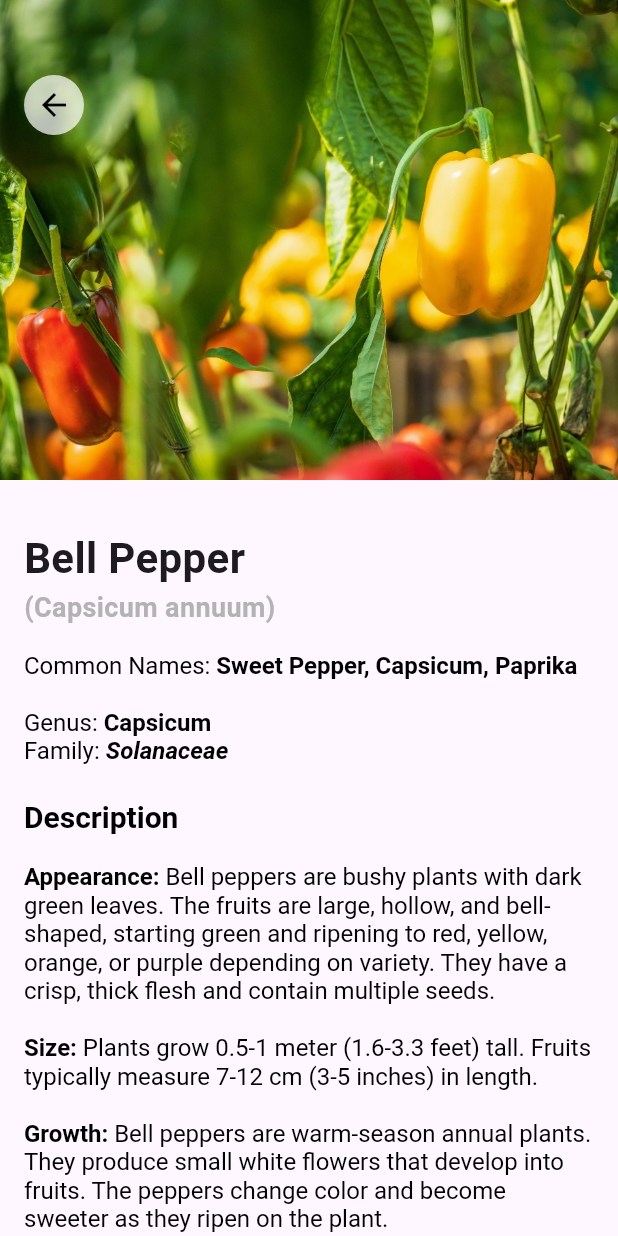
After one commit to brentibanez331/plant-disease-thesis, a Flutter app: the BellPepperData screen opened directly, on a phone screen of 412 x 824 dp. The commit adds this screen. Run offline on Flutter 3.47's test engine with Material 3 defaults, Android fonts, the phone set to English and light mode, and no system bars; our stand-ins replace firebase_auth, firebase_core, flutter_dotenv, flutter_secure_storage, flutter_spinkit, image_picker and 1 more; missing offline and left inert: flame; accounts and stored records are empty.

Commit message:
fix: replace placeholders & UI fixes

```diff
--- a/lib/main.dart
+++ b/lib/main.dart
@@ -20,8 +20,8 @@ void main() async {
     statusBarBrightness: Brightness.light, // For iOS, set status bar to light
   ));
 
-  Flame.device.fullScreen();
-  BlockGame game = BlockGame();
+  // Flame.device.fullScreen();
+  // BlockGame game = BlockGame();
   // runApp(GameWidget(
   //   game: kDebugMode ? BlockGame() : game,
   //   backgroundBuilder: (context) {
--- a/lib/pages/auth/login.dart
+++ b/lib/pages/auth/login.dart
@@ -118,7 +118,7 @@ class _LoginState extends State<LoginPage> {
             ),
           );
           ScaffoldMessenger.of(context).showSnackBar(
-            const SnackBar(content: Text("Sign in failed. Please try again.")),
+            const SnackBar(content: Text("Signed in successfully")),
           );
         }
       }
@@ -261,7 +261,7 @@ class _LoginState extends State<LoginPage> {
                               print('Going offline');
                             },
                             child: Text(
-                              "Go Offline",
+                              "Go To Offline Library",
                               style: TextStyle(
                                 fontSize: 16,
                                 color: AppColors.secondary,
--- a/lib/pages/diseaseLibrary/corn_Library.dart
+++ b/lib/pages/diseaseLibrary/corn_Library.dart
@@ -26,7 +26,7 @@ class _cornLibraryState extends State<Cornlibrary> {
                     style: TextStyle(fontWeight: FontWeight.bold, fontSize: 24),
                   ),
                   const Text(
-                    "Learn about plant diseases",
+                    "Learn about corn leaf diseases",
                     style: TextStyle(color: Colors.black54),
                   ),
                   const SizedBox(
--- a/lib/pages/diseaseLibrary/grape_Library.dart
+++ b/lib/pages/diseaseLibrary/grape_Library.dart
@@ -22,11 +22,11 @@ class _grapeLibraryState extends State<GrapeLibrary> {
               child: Column(
                 children: [
                   const Text(
-                    "Potato",
+                    "Grape",
                     style: TextStyle(fontWeight: FontWeight.bold, fontSize: 24),
                   ),
                   const Text(
-                    "Learn about plant diseases",
+                    "Learn about grape leaf diseases",
                     style: TextStyle(color: Colors.black54),
                   ),
                   const SizedBox(
--- a/lib/pages/diseaseLibrary/pepper_bell_Library.dart
+++ b/lib/pages/diseaseLibrary/pepper_bell_Library.dart
@@ -26,7 +26,7 @@ class _PepperBellLibraryState extends State<PepperBellLibrary> {
                     style: TextStyle(fontWeight: FontWeight.bold, fontSize: 24),
                   ),
                   const Text(
-                    "Learn about plant diseases",
+                    "Learn about bell pepper leaf diseases",
                     style: TextStyle(color: Colors.black54),
                   ),
                   const SizedBox(
--- a/lib/pages/diseaseLibrary/potato_Library.dart
+++ b/lib/pages/diseaseLibrary/potato_Library.dart
@@ -26,7 +26,7 @@ class _PotatoLibraryState extends State<Potatolibrary> {
                     style: TextStyle(fontWeight: FontWeight.bold, fontSize: 24),
                   ),
                   const Text(
-                    "Learn about plant diseases",
+                    "Learn about potato leaf diseases",
                     style: TextStyle(color: Colors.black54),
                   ),
                   const SizedBox(
--- a/lib/pages/diseaseLibrary/tomato_Library.dart
+++ b/lib/pages/diseaseLibrary/tomato_Library.dart
@@ -22,11 +22,11 @@ class _TomatoLibraryState extends State<TomatoLibrary> {
               child: Column(
                 children: [
                   const Text(
-                    "Potato",
+                    "Tomato",
                     style: TextStyle(fontWeight: FontWeight.bold, fontSize: 24),
                   ),
                   const Text(
-                    "Learn about plant diseases",
+                    "Learn about tomato leaf diseases",
                     style: TextStyle(color: Colors.black54),
                   ),
                   const SizedBox(
--- /dev/null
+++ b/lib/pages/plantInfo/bell_pepper_data.dart
@@ -0,0 +1,113 @@
+import 'package:flutter/material.dart';
+import 'package:thesis/utils/colors.dart'; // Assuming this is your color file
+
+class BellPepperData extends StatelessWidget {
+  const BellPepperData({super.key});
+
+  @override
+  Widget build(BuildContext context) {
+    return Scaffold(
+      body: Stack(
+        children: [
+          SingleChildScrollView(
+            child: Column(
+              crossAxisAlignment: CrossAxisAlignment.start,
+              children: [
+                Image.asset(
+                  "img/bell_pepper.jpg",
+                  width: double.infinity,
+                  height: 320,
+                  fit: BoxFit.cover,
+                ),
+                const SizedBox(height: 16),
+                Padding(
+                  padding: const EdgeInsets.all(16),
+                  child: Column(
+                    crossAxisAlignment: CrossAxisAlignment.start,
+                    children: [
+                      const Text(
+                        'Bell Pepper',
+                        style: TextStyle(
+                            fontSize: 28, fontWeight: FontWeight.bold),
+                      ),
+                      Text(
+                        '(Capsicum annuum)',
+                        style: TextStyle(
+                          fontSize: 18,
+                          fontWeight: FontWeight.bold,
+                          color: AppColors.subText,
+                        ),
+                      ),
+                      const SizedBox(height: 16),
+                      RichText(
+                        text: const TextSpan(
+                          style: TextStyle(fontSize: 16, color: Colors.black),
+                          children: <TextSpan>[
+                            TextSpan(text: "Common Names: "),
+                            TextSpan(
+                              text: "Sweet Pepper, Capsicum, Paprika",
+                              style: TextStyle(fontWeight: FontWeight.bold),
+                            ),
+                            TextSpan(text: '\n\nGenus: '),
+                            TextSpan(
+                                text: 'Capsicum',
+                                style: TextStyle(fontWeight: FontWeight.bold)),
+                            TextSpan(text: "\nFamily: "),
+                            TextSpan(
+                                text: "Solanaceae",
+                                style: TextStyle(
+                                    fontStyle: FontStyle.italic,
+                                    fontWeight: FontWeight.bold)),
+                            TextSpan(
+                                text: "\n\nDescription",
+                                style: TextStyle(
+                                    fontSize: 20, fontWeight: FontWeight.bold)),
+                            TextSpan(
+                                text: "\n\nAppearance: ",
+                                style: TextStyle(fontWeight: FontWeight.bold)),
+                            TextSpan(
+                                text:
+                                    "Bell peppers are bushy plants with dark green leaves. "
+                                    "The fruits are large, hollow, and bell-shaped, starting green "
+                                    "and ripening to red, yellow, orange, or purple depending on variety. "
+                                    "They have a crisp, thick flesh and contain multiple seeds."),
+                            TextSpan(
+                                text: "\n\nSize: ",
+                                style: TextStyle(fontWeight: FontWeight.bold)),
+                            TextSpan(
+                                text:
+                                    "Plants grow 0.5-1 meter (1.6-3.3 feet) tall. "
+                                    "Fruits typically measure 7-12 cm (3-5 inches) in length."),
+                            TextSpan(
+                                text: "\n\nGrowth: ",
+                                style: TextStyle(fontWeight: FontWeight.bold)),
+                            TextSpan(
+                                text:
+                                    "Bell peppers are warm-season annual plants. They produce "
+                                    "small white flowers that develop into fruits. The peppers change "
+                                    "color and become sweeter as they ripen on the plant."),
+                          ],
+                        ),
+                      ),
+                    ],
+                  ),
+                ),
+              ],
+            ),
+          ),
+          Positioned(
+            top: 50,
+            left: 16,
+            child: CircleAvatar(
+              backgroundColor: const Color.fromARGB(180, 255, 255, 255),
+              child: IconButton(
+                icon: const Icon(Icons.arrow_back, color: Colors.black),
+                onPressed: () => Navigator.pop(context),
+              ),
+            ),
+          ),
+        ],
+      ),
+    );
+  }
+}
--- a/lib/pages/scan_result.dart
+++ b/lib/pages/scan_result.dart
@@ -123,6 +123,12 @@ class _ScanResultPageState extends State<ScanResultPage> {
         if (predictionResult.plant != "Background") {
           await getDiseaseInformation();
           await storeScanResult();
+        } else {
+          ScaffoldMessenger.of(context).showSnackBar(const SnackBar(
+            content: Text("Please take an image of an actual plant!"),
+            backgroundColor: Colors.green, // Change color if needed
+          ));
+          Navigator.pop(context);
         }
 
         widget.refreshAllData();
```
Also changed, not shown: lib/pages/home.dart (+12 -9 lines), lib/pages/plantInfo/grape_data.dart (added, +113 -0 lines), lib/pages/plantInfo/potato_data.dart (added, +113 -0 lines).
